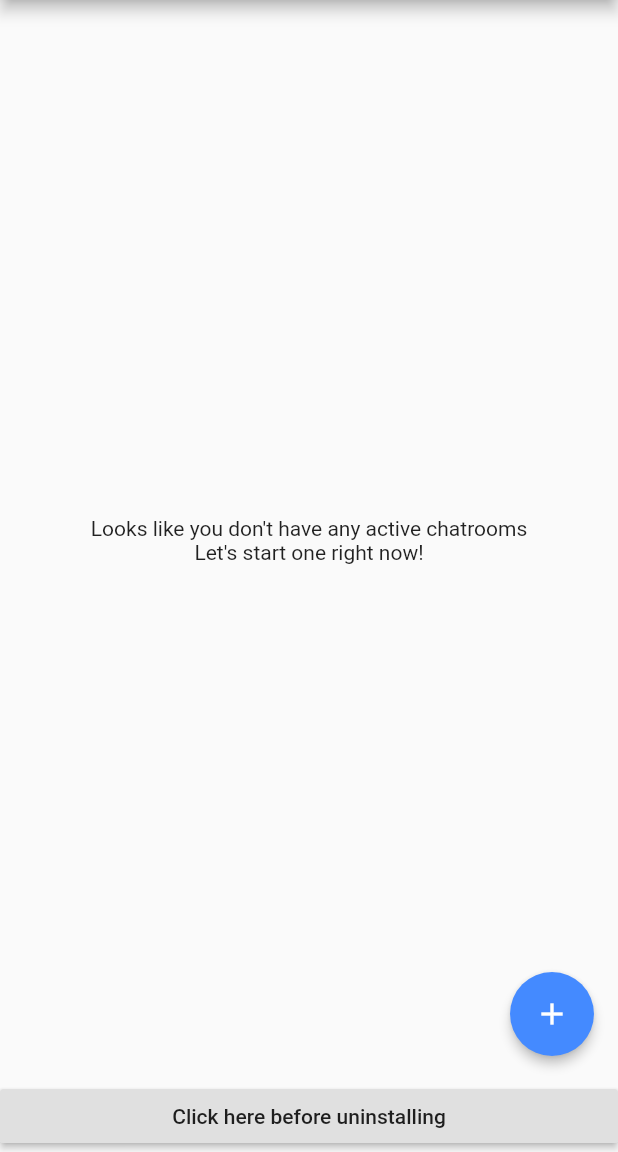
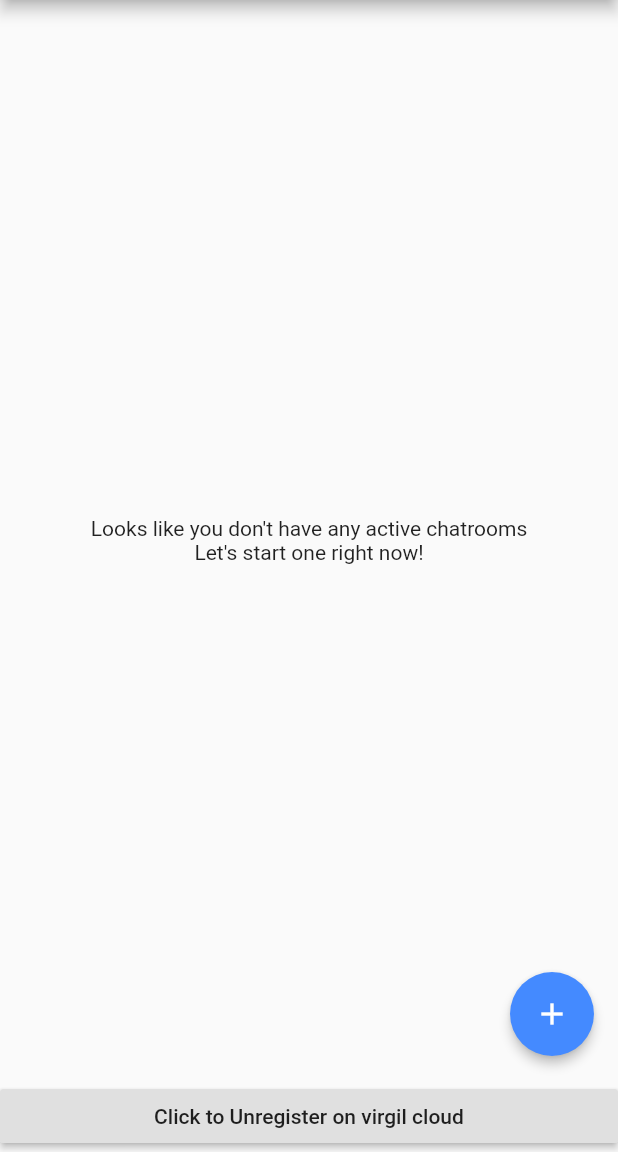
Before and after one commit to lohQ/toptal-flutter-chat-virgil-flutter-e3kit, a Flutter app: the screen it shows once a user with an empty profile is signed in, on a phone screen of 412 x 824 dp, the part 84-1236 px from its top. Run offline on Flutter 3.47's test engine with Material 2 defaults, Android fonts, the phone set to English and light mode, and no system bars; our stand-ins replace bloc, cloud_firestore, cloud_functions, firebase_auth, firebase_messaging, firebase_storage and 6 more; missing offline and left inert: e3kit, flutter_facebook_login; accounts and stored records are empty; statements that could not run were skipped.

Commit message:
minor updates

```diff
--- a/lib/e2ee/e2ee_wrapper.dart
+++ b/lib/e2ee/e2ee_wrapper.dart
@@ -6,22 +6,44 @@ import 'package:toptal_chat/e2ee/e2ee_state.dart';
 class E2eeWrapper extends StatelessWidget{
   final Widget child;
   final Function errorCallback;
-  E2eeWrapper(this.child, this.errorCallback);
+  final Function errorWidget;
+  E2eeWrapper({this.child, this.errorCallback, this.errorWidget});
+
   @override
   Widget build(BuildContext context) {
+    if(errorCallback != null){
+      return blocListenerWrapper(context, e2eeBlocBuilder(context));
+    }else{
+      return e2eeBlocBuilder(context);
+    }
+  }
+
+  Widget blocListenerWrapper(BuildContext context, Widget child){
+    return BlocListener(
+      bloc: BlocProvider.of<E2eeBloc>(context),
+      listener: (context, E2eeState state){
+        errorCallback(state);
+      },
+      child: child
+    );
+  }
+
+  Widget e2eeBlocBuilder(BuildContext context){
     return BlocBuilder(
       bloc: BlocProvider.of<E2eeBloc>(context),
       builder: (context, E2eeState state){
         if(state.isLoading) {
           return Center(child: CircularProgressIndicator());
         }else if (state.error) {
-          errorCallback(state.errorDetails);
-          return Center(child: Text(state.errorDetails.message));
-          // return child;
+          if(errorWidget != null){
+            return errorWidget(state);
+          }else{
+            return Center(child: Text(state.errorDetails.message, style: TextStyle(fontSize: 16)));
+          }
         }else {
           return child;
-        }
-      },
+        }},
     );
   }
+
 }
--- a/lib/e2ee/src/device.dart
+++ b/lib/e2ee/src/device.dart
@@ -23,7 +23,8 @@ class Device {
     Future tokenCallback() async {
       final HttpsCallable callable = CloudFunctions.instance
         .getHttpsCallable(functionName: 'getVirgilJwt');
-      final data = (await callable.call()).data;
+      final data = (await callable.
+      call()).data;
       print("retrieved Json Web Token from server");
       return data["token"];
     }
@@ -156,19 +157,19 @@ class Device {
   restorePrivateKey(String password) async {
     final eThree = getEThree();
 
-    try {
+    // try {
       //# start of snippet: e3kit_restore_private_key
       await eThree.restorePrivateKey(password);
       //# end of snippet: e3kit_restore_private_key
       _log('Restored private key');
-    } on PlatformException catch(err) {
-      _log('Failed restoring private key: $err');
-      if (err.code == 'keychain_error') {
-        await eThree.cleanUp();
-        _log('Cleaned up. Trying again...');
-        await restorePrivateKey(password);
-      }
-    }
+    // } on PlatformException catch(err) {
+    //   _log('Failed restoring private key: $err');
+    //   if (err.code == 'keychain_error') {
+    //     await eThree.cleanUp();
+    //     _log('Cleaned up. Trying again...');
+    //     await restorePrivateKey(password);
+    //   }
+    // }
   }
 
   resetPrivateKeyBackup() async {
--- a/lib/main/main_bloc.dart
+++ b/lib/main/main_bloc.dart
@@ -63,11 +63,6 @@ class MainBloc extends Bloc<MainEvent, MainState> {
 
   void deleteChatroom(String chatroomId, String oppId, BuildContext context) async {
     await Device().deleteRatchetChannel(oppId);
-    try{
-      await Device().deleteRatchetChannel(oppId);
-    }catch(e){
-      print(e);
-    }
     await MessageRepo().instance.deleteTable(chatroomId);
     await Firestore.instance.collection(FirestorePaths.CHATROOMS_COLLECTION)
       .document(chatroomId).delete();
--- a/lib/main/main_view.dart
+++ b/lib/main/main_view.dart
@@ -1,6 +1,7 @@
 import 'package:flutter/material.dart';
 import 'package:flutter_bloc/flutter_bloc.dart';
 import 'package:toptal_chat/e2ee/e2ee_bloc.dart';
+import 'package:toptal_chat/e2ee/e2ee_state.dart';
 import 'package:toptal_chat/e2ee/e2ee_wrapper.dart';
 import 'package:toptal_chat/model/message_repo.dart';
 
@@ -36,11 +37,25 @@ class _MainState extends State<MainScreen> {
     return BlocProvider<E2eeBloc>(
       create: (context)=>_e2eeBloc,
       child: E2eeWrapper(
-        BlocProvider<MainBloc>(
+        child: BlocProvider<MainBloc>(
           create: (context) => MainBloc(),
           child: MainWidget(parentContext: context)
         ),
-        (){})
+        errorCallback: null,
+        errorWidget: (E2eeState error){return mapWidgetToError(error);},
+      )
+    );
+  }
+
+  // void mapActionToError(E2eeState e){
+  //   // if there is error here then all subsequent operations will have problems
+  // }
+
+  Widget mapWidgetToError(E2eeState e){
+    return Center(
+      child: Text(
+        "Error initializing eThree: ${e.errorDetails} \n(Suggestion: unregister from virgil cloud and re-register again\nWarning: You will not able to access your previous chatrooms after this operation)",
+        style: TextStyle(fontSize: 16))
     );
   }
 
@@ -55,14 +70,13 @@ class _MainState extends State<MainScreen> {
 }
 
 class MainWidget extends StatelessWidget {
-  final BuildContext contextWithE2ee;
-  const MainWidget(
+  MainWidget(
     {Key key,
     // @required this.widget,
-    @required this.parentContext,
-    this.contextWithE2ee}) : super(key: key);
+    @required this.parentContext}) : super(key: key);
 
   final BuildContext parentContext;
+  List<String> chatroomIds = List<String>();
 
   @override
   Widget build(BuildContext context) {
@@ -104,6 +118,7 @@ class MainWidget extends StatelessWidget {
                   ),
                 );
               } else {
+                chatroomIds = List.generate(state.chatrooms.length, (i)=>state.chatrooms[i].id);
                 content = ListView.builder(
                   padding: EdgeInsets.all(UIConstants.SMALLER_PADDING),
                   itemBuilder: (context, index) {
@@ -148,9 +163,27 @@ class MainWidget extends StatelessWidget {
               return _wrapContentWithFab(context, content);
             })),
       bottomNavigationBar: RaisedButton(
-        child: Text("Click here before uninstalling"),
-        onPressed: (){
-          BlocProvider.of<E2eeBloc>(context).onUninstall();
+        child: Text("Click to Unregister on virgil cloud"),
+        onPressed: () async {
+          bool confirmReregister = false;
+          await showDialog(context: context, child: AlertDialog(
+            title: Text("Unregister on virgil cloud"),
+            content: Text("Unregistering means giving up previous allocated identity on virgil cloud, and you would not be able to access previous chatrooms afterwards. "),
+            actions: <Widget>[
+              FlatButton(child: Text("Cancel"),
+                onPressed: (){
+                  confirmReregister = false;
+                  Navigator.pop(context);}),
+              FlatButton(child: Text("Confirm Unregister"),
+                onPressed: (){
+                  confirmReregister = true;
+                  Navigator.pop(context);}),
+            ],
+          )).whenComplete((){
+            if(confirmReregister){
+              BlocProvider.of<E2eeBloc>(context).onUnregister(chatroomIds);
+            }
+          });
         },
       ),
     );
```
Also changed, not shown: lib/e2ee/e2ee_bloc.dart (+20 -5 lines), lib/instant_messaging/instant_messaging_bloc.dart (+20 -5 lines), lib/instant_messaging/instant_messaging_view.dart (+37 -16 lines).
